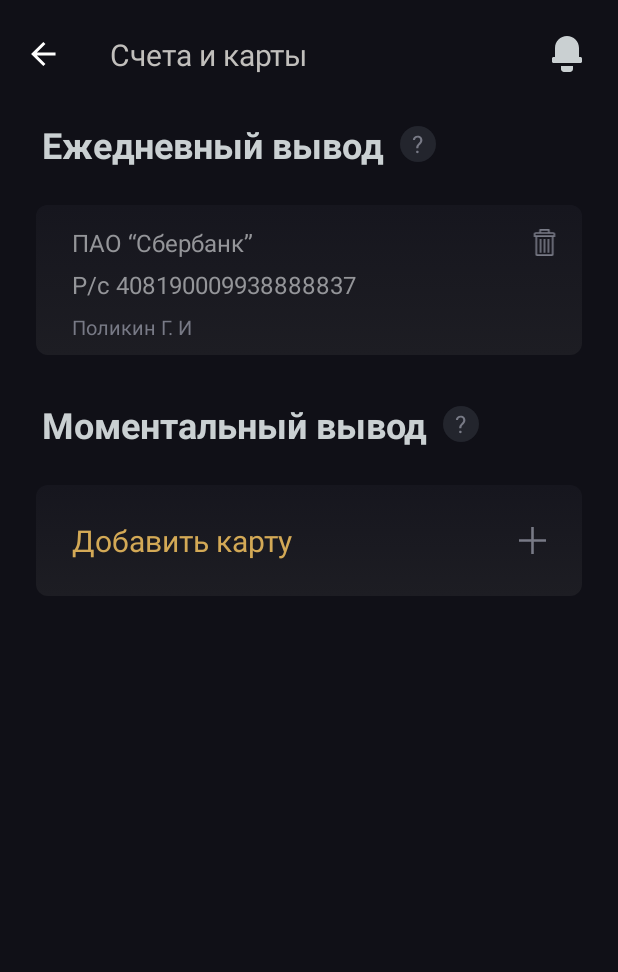
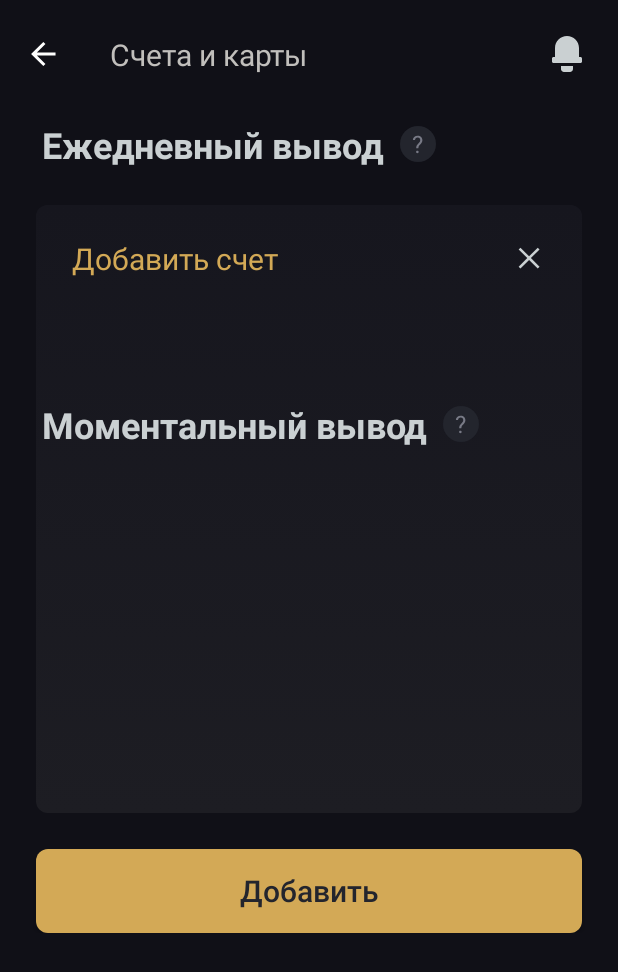
Before and after one commit to GeorgCantor/Taxi, an Android app: the layout fragment_accounts.xml on its own in the app's theme, with its tools: preview values and no code run, on a phone screen of 412 x 824 dp. Shown: the top 972 px of the screen. Run offline under Robolectric (Android 15) with nearby library versions, the phone set to English and light mode, and no system bars; network calls fail.

Commit message:
added opening new account block

```diff
--- a/app/src/main/java/taxi/kassa/view/accounts/AccountsFragment.kt
+++ b/app/src/main/java/taxi/kassa/view/accounts/AccountsFragment.kt
@@ -4,6 +4,7 @@ import android.os.Bundle
 import android.view.LayoutInflater
 import android.view.View
 import android.view.ViewGroup
+import androidx.constraintlayout.widget.ConstraintSet
 import androidx.fragment.app.Fragment
 import androidx.lifecycle.Observer
 import kotlinx.android.synthetic.main.fragment_accounts.*
@@ -32,6 +33,8 @@ class AccountsFragment : Fragment() {
         super.onViewCreated(view, savedInstanceState)
         viewModel.getAccounts()
 
+        val constraintSet = ConstraintSet()
+
         viewModel.error.observe(viewLifecycleOwner, Observer {
             activity?.shortToast(it)
         })
@@ -39,12 +42,14 @@ class AccountsFragment : Fragment() {
         viewModel.accounts.observe(viewLifecycleOwner, Observer {
             if (it.info.isNotEmpty()) {
                 account_block.visibility = View.VISIBLE
+                no_account_block.visibility = View.INVISIBLE
                 val account = it.info.first()
                 bank_name_tv.text = account?.bankName
                 order_tv.text = getString(R.string.order_format, account?.accountNumber)
                 name_tv.text = account?.driverName
             } else {
                 account_block.visibility = View.INVISIBLE
+                no_account_block.visibility = View.VISIBLE
             }
         })
 
@@ -63,5 +68,35 @@ class AccountsFragment : Fragment() {
                 getString(R.string.instant_withdrawal_dialog_message)
             )
         }
+
+        add_account_image.setOnClickListener {
+            no_account_block.visibility = View.INVISIBLE
+            account_block.visibility = View.INVISIBLE
+            new_account_block.visibility = View.VISIBLE
+
+            constraintSet.clone(parent_layout)
+            constraintSet.connect(
+                R.id.instant_withdrawal_tv,
+                ConstraintSet.TOP,
+                R.id.new_account_block,
+                ConstraintSet.BOTTOM
+            )
+            constraintSet.applyTo(parent_layout)
+        }
+
+        close_image.setOnClickListener {
+            no_account_block.visibility = View.VISIBLE
+            account_block.visibility = View.INVISIBLE
+            new_account_block.visibility = View.INVISIBLE
+
+            constraintSet.clone(parent_layout)
+            constraintSet.connect(
+                R.id.instant_withdrawal_tv,
+                ConstraintSet.TOP,
+                R.id.account_block,
+                ConstraintSet.BOTTOM
+            )
+            constraintSet.applyTo(parent_layout)
+        }
     }
 }
--- /dev/null
+++ b/app/src/main/res/drawable/ic_close.xml
@@ -0,0 +1,9 @@
+<vector xmlns:android="http://schemas.android.com/apk/res/android"
+    android:width="26dp"
+    android:height="26dp"
+    android:viewportWidth="26"
+    android:viewportHeight="26">
+  <path
+      android:pathData="M19.6981,18.4858L13.9402,12.7279L19.6981,6.97L18.4859,5.7579L12.728,11.5157L6.9702,5.7579L5.758,6.97L11.5158,12.7279L5.758,18.4858L6.9702,19.698L12.728,13.9401L18.4859,19.698L19.6981,18.4858Z"
+      android:fillColor="#CAD0D2"/>
+</vector>
--- a/app/src/main/res/layout/fragment_accounts.xml
+++ b/app/src/main/res/layout/fragment_accounts.xml
@@ -1,10 +1,14 @@
 <?xml version="1.0" encoding="utf-8"?>
-<androidx.constraintlayout.widget.ConstraintLayout xmlns:android="http://schemas.android.com/apk/res/android"
-    xmlns:app="http://schemas.android.com/apk/res-auto"
-    xmlns:tools="http://schemas.android.com/tools"
+<androidx.core.widget.NestedScrollView xmlns:android="http://schemas.android.com/apk/res/android"
     android:layout_width="match_parent"
     android:layout_height="match_parent"
     android:background="@color/login_background">
+
+    <androidx.constraintlayout.widget.ConstraintLayout xmlns:app="http://schemas.android.com/apk/res-auto"
+        xmlns:tools="http://schemas.android.com/tools"
+        android:id="@+id/parent_layout"
+        android:layout_width="match_parent"
+        android:layout_height="match_parent">
 
         <ImageView
             android:id="@+id/back_arrow"
@@ -90,11 +94,71 @@
                 android:id="@+id/add_account_image"
                 android:layout_width="wrap_content"
                 android:layout_height="wrap_content"
-            android:layout_marginEnd="24dp"
+                android:padding="24dp"
                 app:layout_constraintBottom_toBottomOf="@id/account_background"
                 app:layout_constraintEnd_toEndOf="@+id/account_background"
                 app:layout_constraintTop_toTopOf="@id/account_background"
                 app:srcCompat="@drawable/ic_plus" />
+
+        </androidx.constraintlayout.widget.ConstraintLayout>
+
+        <!--  =========  -->
+
+        <androidx.constraintlayout.widget.ConstraintLayout
+            android:id="@+id/new_account_block"
+            android:layout_width="match_parent"
+            android:layout_height="0dp"
+            android:visibility="invisible"
+            app:layout_constraintTop_toBottomOf="@+id/daily_withdrawal_tv"
+            tools:visibility="visible">
+
+            <ImageView
+                android:id="@+id/new_account_background"
+                android:layout_width="match_parent"
+                android:layout_height="405dp"
+                android:layout_marginStart="24dp"
+                android:layout_marginTop="24dp"
+                android:layout_marginEnd="24dp"
+                android:src="@drawable/bg_profile_gradient"
+                app:layout_constraintEnd_toEndOf="parent"
+                app:layout_constraintStart_toStartOf="parent"
+                app:layout_constraintTop_toTopOf="parent" />
+
+            <TextView
+                android:id="@+id/new_add_account_tv"
+                android:layout_width="wrap_content"
+                android:layout_height="wrap_content"
+                android:layout_marginStart="24dp"
+                android:layout_marginTop="22dp"
+                android:text="@string/add_account"
+                android:textColor="@color/withdraws_yellow"
+                android:textSize="20sp"
+                app:layout_constraintStart_toStartOf="@id/new_account_background"
+                app:layout_constraintTop_toTopOf="@+id/new_account_background" />
+
+            <ImageView
+                android:id="@+id/close_image"
+                android:layout_width="wrap_content"
+                android:layout_height="wrap_content"
+                android:padding="22dp"
+                app:layout_constraintBottom_toBottomOf="@+id/new_add_account_tv"
+                app:layout_constraintEnd_toEndOf="@+id/new_account_background"
+                app:layout_constraintTop_toTopOf="@id/new_add_account_tv"
+                app:srcCompat="@drawable/ic_close" />
+
+            <Button
+                android:id="@+id/add_account_button"
+                android:layout_width="0dp"
+                android:layout_height="56dp"
+                android:layout_margin="24dp"
+                android:background="@drawable/bg_intro_btn"
+                android:text="@string/add_button_text"
+                android:textAllCaps="false"
+                android:textColor="@color/continue_color"
+                android:textSize="20sp"
+                app:layout_constraintEnd_toEndOf="parent"
+                app:layout_constraintStart_toStartOf="parent"
+                app:layout_constraintTop_toBottomOf="@+id/new_account_background" />
 
         </androidx.constraintlayout.widget.ConstraintLayout>
 
@@ -106,7 +170,7 @@
             android:layout_height="0dp"
             android:visibility="invisible"
             app:layout_constraintTop_toBottomOf="@+id/daily_withdrawal_tv"
-        tools:visibility="visible">
+            tools:visibility="invisible">
 
             <ImageView
                 android:id="@+id/background"
@@ -182,9 +246,17 @@
             android:textSize="24sp"
             android:textStyle="bold"
             app:layout_constraintStart_toStartOf="parent"
-        app:layout_constraintTop_toBottomOf="@+id/account_block" />
+            app:layout_constraintTop_toBottomOf="@+id/account_block"
+            tools:visibility="visible" />
 
         <!--  =========  -->
+
+        <androidx.constraintlayout.widget.ConstraintLayout
+            android:id="@+id/no_card_block"
+            android:layout_width="match_parent"
+            android:layout_height="0dp"
+            app:layout_constraintTop_toBottomOf="@+id/instant_withdrawal_tv"
+            tools:visibility="invisible">
 
             <ImageView
                 android:id="@+id/card_background"
@@ -196,7 +268,7 @@
                 android:src="@drawable/bg_profile_gradient"
                 app:layout_constraintEnd_toEndOf="parent"
                 app:layout_constraintStart_toStartOf="parent"
-        app:layout_constraintTop_toBottomOf="@+id/instant_withdrawal_tv" />
+                app:layout_constraintTop_toTopOf="parent" />
 
             <TextView
                 android:id="@+id/add_card_tv"
@@ -220,6 +292,8 @@
                 app:layout_constraintTop_toTopOf="@id/card_background"
                 app:srcCompat="@drawable/ic_plus" />
 
-    <!--  =========  -->
+        </androidx.constraintlayout.widget.ConstraintLayout>
 
     </androidx.constraintlayout.widget.ConstraintLayout>
+
+</androidx.core.widget.NestedScrollView>
--- a/app/src/main/res/values/strings.xml
+++ b/app/src/main/res/values/strings.xml
@@ -50,6 +50,7 @@
     <string name="instant_withdrawal">Моментальный вывод</string>
     <string name="add_account">Добавить счет</string>
     <string name="add_card">Добавить карту</string>
+    <string name="add_button_text">Добавить</string>
     <string name="understand">Понятно</string>
     <string name="order_format">Р/с %s</string>
     <string name="daily_withdrawal_dialog_message">Вывод на любую карту. За вывод 1%. Перевод происходит один раз в день. Только в будни! В Субботу , воскресенье и официальные праздничные дни переводов нет!
```
Lines whose indentation alone changed are shown as unchanged.
